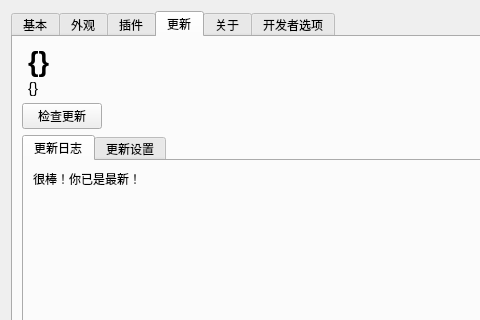
Old version of the form UISource/settings.ui in the repository HelloWRC/W-DesktopCountdown; both pictures show x 0 to 480 and y 0 to 320 of the 563 by 655 pixel window.
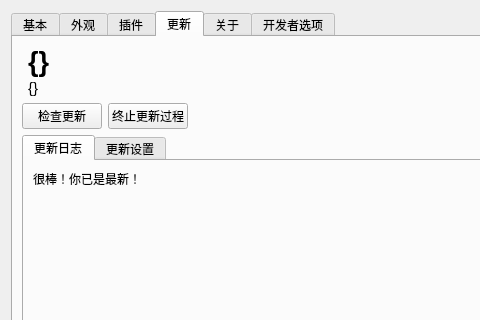
New version of the form. The open tabs and pages were chosen to show the change. Icons and pictures are not drawn.

Commit message: 优化更新下载线程

```diff
--- a/UISource/settings.ui
+++ b/UISource/settings.ui
@@ -333,6 +333,13 @@
            </property>
           </widget>
          </item>
+         <item>
+          <widget class="QPushButton" name="btn_stop_update">
+           <property name="text">
+            <string>终止更新过程</string>
+           </property>
+          </widget>
+         </item>
          <item>
           <spacer name="horizontalSpacer_6">
            <property name="orientation">
```
Left out of the diff: 4 changed lines with no effect on the pictures. The commit also changes 2 other files.
